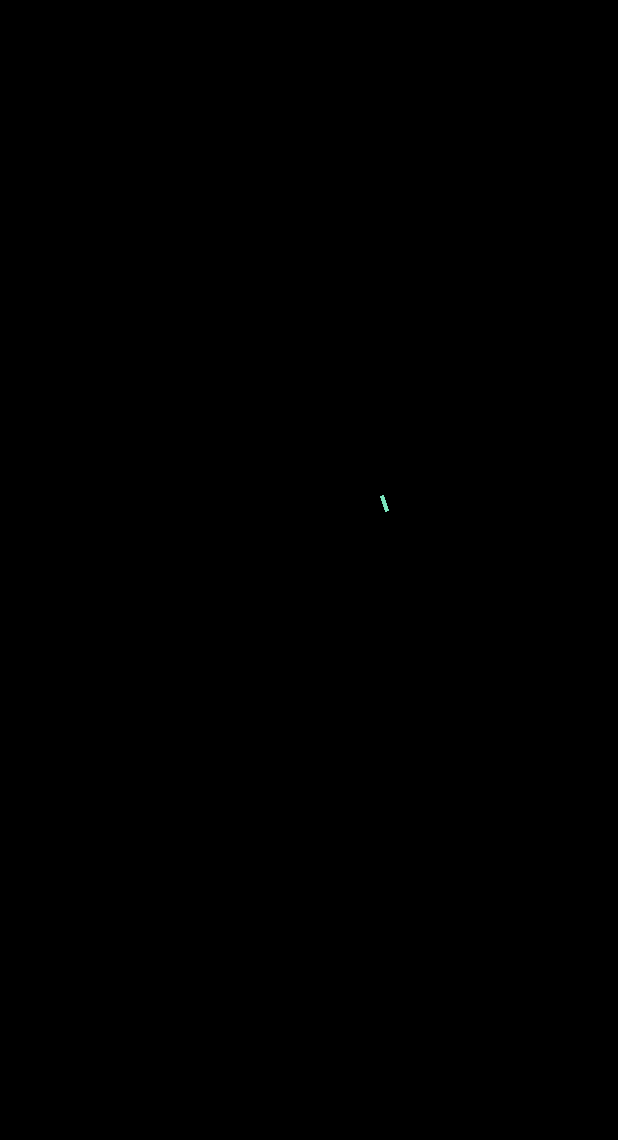
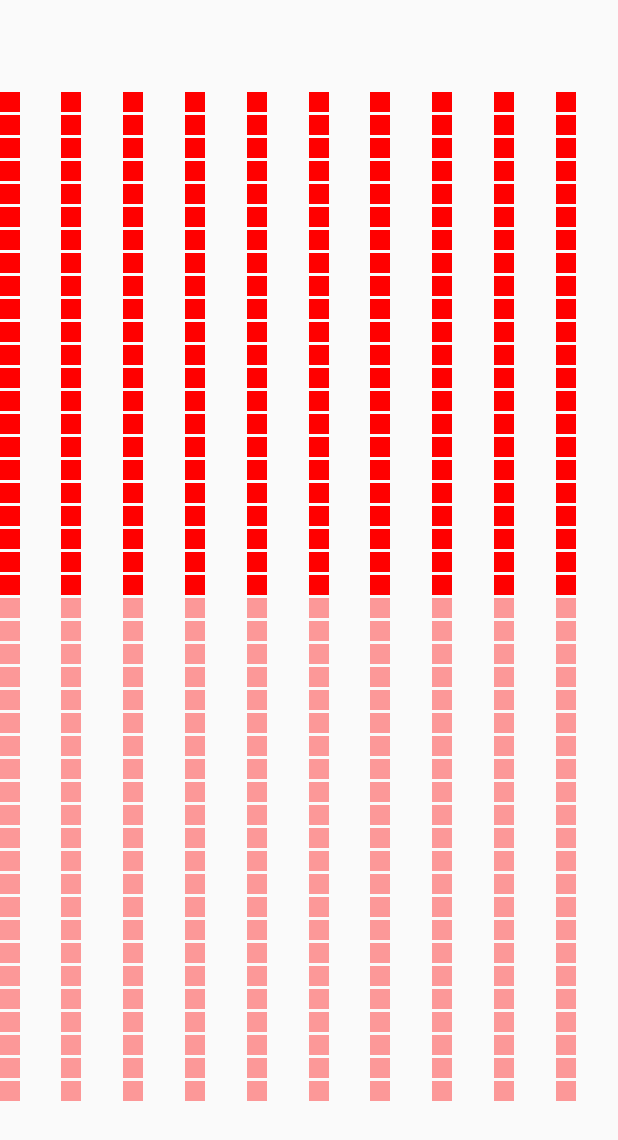
Before and after one commit to willkernel/Android-Custom-Components, an Android app: the screen it shows after launch (MainActivity), on a phone screen of 412 x 824 dp. Before the commit the part shown is almost empty. Shown: the top 1140 px of the screen. Run offline under Robolectric (Android 15) with nearby library versions, the phone set to English and light mode, and no system bars.

Commit message:
first commit

```diff
--- a/app/src/main/java/com/willkernel/app/components/view/BasicView.java
+++ b/app/src/main/java/com/willkernel/app/components/view/BasicView.java
@@ -7,15 +7,15 @@ import android.os.Build;
 import android.util.AttributeSet;
 import android.view.View;
 
-import java.util.concurrent.ExecutorService;
-import java.util.concurrent.Executors;
-
 /**
- * Created by willkernel on 2016/5/10.
+ * Created by willkernel
+ * on 2016/5/10.
  */
+@SuppressWarnings("unused")
 public abstract class BasicView extends View {
-    private ExecutorService es = Executors.newFixedThreadPool(1);
-
+    private boolean running = true;
+    private MyThread thread;
+    protected long delay = 100;
     public BasicView(Context context) {
         super(context);
     }
@@ -36,15 +36,13 @@ public abstract class BasicView extends View {
     @Override
     protected void onDraw(Canvas canvas) {
         super.onDraw(canvas);
-        init();
-        drawSub(canvas);
-        es.execute(new Runnable() {
-            @Override
-            public void run() {
-                logic();
-                postInvalidate();
-            }
-        });
+        if (thread == null) {
+            thread = new MyThread();
+            thread.start();
+        } else {
+            drawSub(canvas);
+        }
+
     }
 
     /**
@@ -52,8 +50,34 @@ public abstract class BasicView extends View {
      */
     protected abstract void init();
 
-    public abstract void drawSub(Canvas canvas) ;
+    public abstract void drawSub(Canvas canvas);
 
-    public abstract void logic() ;
+    public abstract void logic();
 
+    @Override
+    protected void onDetachedFromWindow() {
+        running = false;
+        super.onDetachedFromWindow();
+    }
+
+    private class MyThread extends Thread {
+        private long workTime;
+        @Override
+        public void run() {
+            init();
+            while (running) {
+                workTime = System.currentTimeMillis();
+                logic();
+                postInvalidate();
+                workTime = System.currentTimeMillis() - workTime;
+                try {
+                    if (workTime < delay) {
+                        Thread.sleep(delay - workTime);
+                    }
+                } catch (InterruptedException e) {
+                    e.printStackTrace();
+                }
+            }
+        }
+    }
 }
--- a/app/src/main/java/com/willkernel/app/components/view/CustomLayout.java
+++ b/app/src/main/java/com/willkernel/app/components/view/CustomLayout.java
@@ -14,8 +14,8 @@ import android.widget.LinearLayout;
 import com.willkernel.app.components.utils.LogUtil;
 
 /**
- * Created by willkernel on 2016/5/10.
- *
+ * Created by willkernel
+ * on 2016/5/10.
  */
 @SuppressWarnings("unused")
 public class CustomLayout extends LinearLayout {
--- a/app/src/main/java/com/willkernel/app/components/view/CustomViewGroup.java
+++ b/app/src/main/java/com/willkernel/app/components/view/CustomViewGroup.java
@@ -15,8 +15,8 @@ import android.view.ViewGroup;
 import com.willkernel.app.components.utils.LogUtil;
 
 /**
- * Created by willkernel on 2016/5/10.
- *
+ * Created by willkernel
+ * on 2016/5/10.
  */
 @SuppressWarnings("unused")
 public class CustomViewGroup extends ViewGroup {
--- /dev/null
+++ b/app/src/main/java/com/willkernel/app/components/view/IAnimation.java
@@ -0,0 +1,12 @@
+package com.willkernel.app.components.view;
+
+import android.graphics.Canvas;
+
+/**
+ * Created by willkernel
+ * on 2016/5/10.
+ */
+public interface IAnimation {
+    void draw(Canvas canvas);
+    void move();
+}
--- /dev/null
+++ b/app/src/main/java/com/willkernel/app/components/view/volume/Volume.java
@@ -0,0 +1,122 @@
+package com.willkernel.app.components.view.volume;
+
+import android.graphics.Canvas;
+import android.graphics.Color;
+import android.graphics.Paint;
+
+import com.willkernel.app.components.view.IAnimation;
+
+import java.util.Random;
+
+/**
+ * Created by willkernel
+ * on 2016/5/10.
+ */
+public class Volume implements IAnimation {
+    private Paint paint = new Paint();
+    private Random random = new Random();
+    private int maxHeight;
+    private int height;
+    private int x;
+    private int itemWidth;
+
+    private int rectNum;
+    private int maxRectNum;
+    private int space = 3;
+
+    private int centerY;
+
+    private int musicColor;
+    private boolean randColor;
+
+    private final int RECT = 1;
+    private final int MRECT = 2;
+    private final int MMRECT = 3;
+    private int musicType = MMRECT;
+
+    public Volume(int height) {
+        this.maxHeight = height;
+        paint.setColor(Color.BLUE);
+    }
+
+    public Volume(int height, int x, int itemWidth) {
+        this.maxHeight = height;
+        this.x = x;
+        this.itemWidth = itemWidth;
+        paint.setColor(Color.BLUE);
+        init();
+    }
+
+    public Volume(int maxHeight, int x, int itemWidth,  int musicColor, boolean randColor,int musicType) {
+        this.maxHeight = maxHeight;
+        this.x = x;
+        this.itemWidth = itemWidth;
+        this.musicType = musicType;
+        this.randColor = randColor;
+        this.musicColor = musicColor;
+
+        init();
+    }
+
+    private void init() {
+        if(randColor){
+            int r = random.nextInt(256);
+            int g = random.nextInt(256);
+            int b = random.nextInt(256);
+            paint.setARGB(255, r, g, b);
+        }else{
+            paint.setColor(musicColor);
+        }
+        switch (musicType) {
+            case MRECT:
+                maxRectNum = maxHeight / (itemWidth + space);
+                break;
+            case MMRECT:
+                centerY = maxHeight / 2;
+                maxRectNum = centerY / (itemWidth + space);
+                break;
+        }
+    }
+
+    @Override
+    public void draw(Canvas canvas) {
+        switch (musicType) {
+            case RECT:
+                canvas.drawRect(x, height, x + itemWidth, maxHeight, paint);
+                break;
+            case MRECT:
+                int num = maxRectNum - rectNum;
+                for (int i = 0; i < rectNum; i++) {
+                    canvas.drawRect(x, (num + i) * (itemWidth + space), x + itemWidth, (num + i + 1) * (itemWidth + space) - space, paint);
+                }
+                break;
+            case MMRECT:
+                paint.setAlpha(255);
+                int num1 = maxRectNum - rectNum;
+                for (int i = 0; i < rectNum; i++) {
+                    canvas.drawRect(x, (num1 + i) * (itemWidth + space), x + itemWidth, (num1 + i + 1) * (itemWidth + space) - space, paint);
+                }
+                paint.setAlpha(100);
+                for (int i = 0; i < rectNum; i++) {
+                    canvas.drawRect(x, (maxRectNum + i) * (itemWidth + space), x + itemWidth, (maxRectNum + i + 1) * (itemWidth + space) - space, paint);
+                }
+                break;
+        }
+
+    }
+
+    @Override
+    public void move() {
+        switch (musicType) {
+            case RECT:
+                height = random.nextInt(maxHeight);
+                break;
+            case MRECT:
+            case MMRECT:
+                height = random.nextInt(maxHeight);
+                rectNum = 1+random.nextInt(maxRectNum);
+                break;
+        }
+
+    }
+}
--- /dev/null
+++ b/app/src/main/java/com/willkernel/app/components/view/volume/VolumeView.java
@@ -0,0 +1,65 @@
+package com.willkernel.app.components.view.volume;
+
+import android.content.Context;
+import android.content.res.TypedArray;
+import android.graphics.Canvas;
+import android.graphics.Color;
+import android.util.AttributeSet;
+
+import com.willkernel.app.components.R;
+import com.willkernel.app.components.view.BasicView;
+
+import java.util.ArrayList;
+
+/**
+ * Created by willkernel
+ * on 2016/5/10.
+ */
+public class VolumeView extends BasicView {
+    private ArrayList<Volume> volumes;
+    private int volumeNum = 10;
+    private int itemWidth = 20;
+    private int musicColor;
+    private boolean randColor;
+    private int musicType;
+
+    public VolumeView(Context context) {
+        super(context);
+    }
+
+    public VolumeView(Context context, AttributeSet attrs) {
+        super(context, attrs);
+        TypedArray ta = context.obtainStyledAttributes(attrs, R.styleable.VolumeView);
+
+        volumeNum = ta.getInteger(R.styleable.VolumeView_volumeNum, 10);
+        itemWidth = ta.getDimensionPixelSize(R.styleable.VolumeView_itemWidth, 20);
+        musicColor = ta.getColor(R.styleable.VolumeView_musicColor, Color.RED);
+        randColor = ta.getBoolean(R.styleable.VolumeView_randVolumeColor, false);
+        musicType = ta.getInteger(R.styleable.VolumeView_musicType, 3);
+
+        ta.recycle();
+    }
+
+    @Override
+    protected void init() {
+        volumes = new ArrayList<>();
+        delay = 200;
+        for (int i = 0; i < volumeNum; i++) {
+            volumes.add(new Volume(getHeight(), i * getWidth() / volumeNum, itemWidth, musicColor, randColor, musicType));
+        }
+    }
+
+    @Override
+    public void drawSub(Canvas canvas) {
+        for (Volume v : volumes) {
+            v.draw(canvas);
+        }
+    }
+
+    @Override
+    public void logic() {
+        for (Volume v : volumes) {
+            v.move();
+        }
+    }
+}
--- a/app/src/main/res/layout/activity_main.xml
+++ b/app/src/main/res/layout/activity_main.xml
@@ -1,10 +1,8 @@
 <?xml version="1.0" encoding="utf-8"?>
 <FrameLayout xmlns:android="http://schemas.android.com/apk/res/android"
-    xmlns:app="http://schemas.android.com/apk/res-auto"
     xmlns:tools="http://schemas.android.com/tools"
     android:layout_width="match_parent"
     android:layout_height="match_parent"
-
     android:fitsSystemWindows="true"
     tools:context="com.willkernel.app.components.MainActivity">
 
@@ -18,8 +16,12 @@
     <!--app:sweepAng="5"-->
     <!--app:tranSpd="10" />-->
 
-    <com.willkernel.app.components.view.RainView
+    <!--<com.willkernel.app.components.view.rain.RainView-->
+    <!--android:layout_width="match_parent"-->
+    <!--android:layout_height="match_parent"-->
+    <!--android:background="@android:color/black" />-->
+
+    <com.willkernel.app.components.view.volume.VolumeView
         android:layout_width="match_parent"
-        android:layout_height="match_parent"
-        android:background="@android:color/black" />
+        android:layout_height="match_parent" />
 </FrameLayout>
```
Also changed, not shown: app/src/main/java/com/willkernel/app/components/view/CustomView.java (+33 -16 lines), app/src/main/java/com/willkernel/app/components/view/rain/Rain.java (added, +74 -0 lines), app/src/main/java/com/willkernel/app/components/view/rain/RainView.java (added, +66 -0 lines), app/src/main/res/values/attrs.xml (added, +30 -0 lines), app/src/main/res/values/styles.xml (+0 -15 lines), 5 other files.
